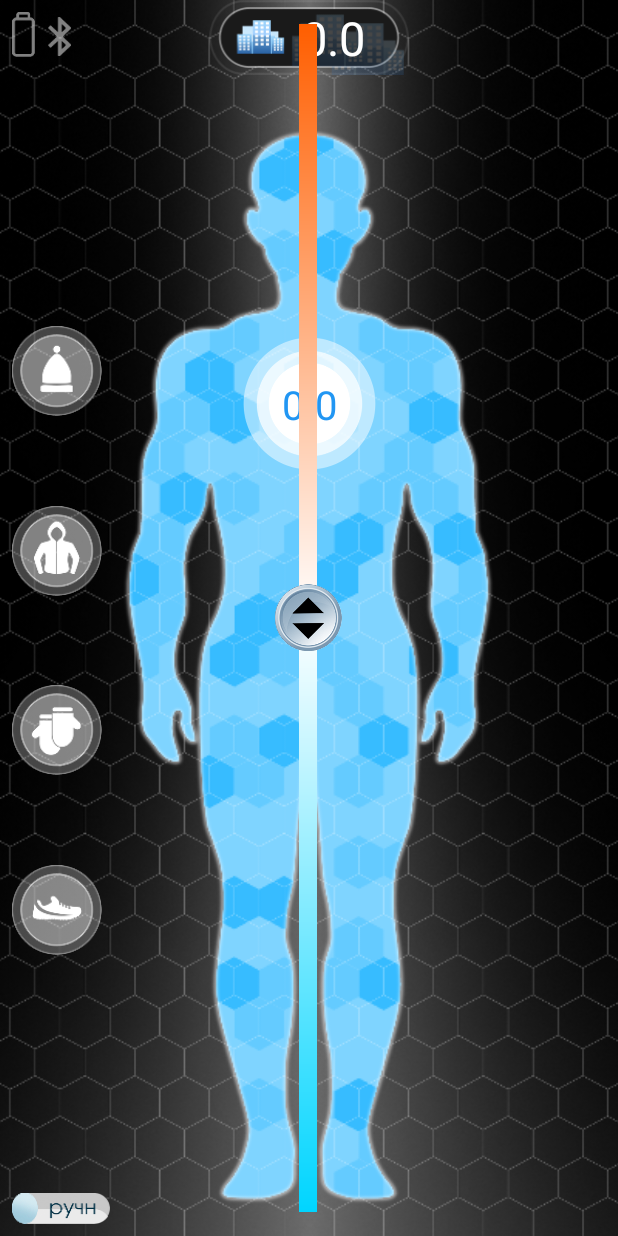
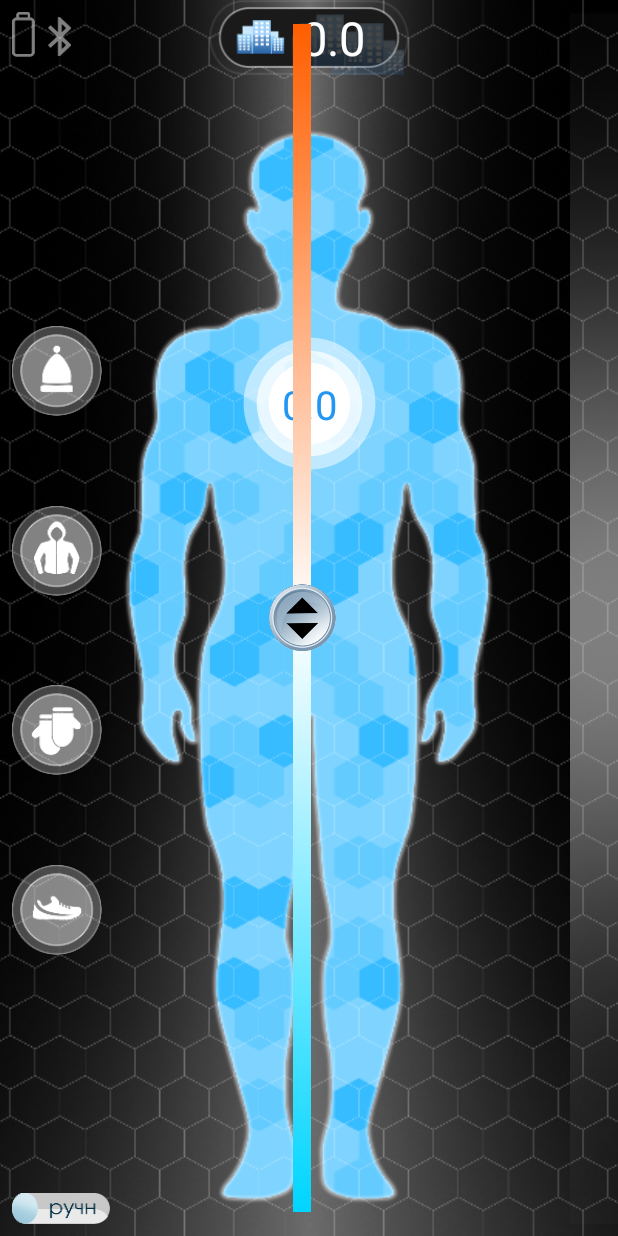
Before and after one commit to AlexeyKutepov/SmartWear, an Android app: the screen it shows after launch (MainActivity), on a phone screen of 412 x 824 dp. Run offline under Robolectric (Android 15) with nearby library versions, the phone set to English and light mode, and no system bars.

Commit message:
Добавил боковую тень

```diff
--- a/app/src/main/res/layout/activity_main.xml
+++ b/app/src/main/res/layout/activity_main.xml
@@ -19,6 +19,23 @@
         android:id="@+id/imageView"
         app:layout_constraintHorizontal_bias="0.0"
         app:layout_constraintVertical_bias="1.0" />
+
+    <ImageView
+        android:layout_width="32dp"
+        android:layout_height="0dp"
+        android:src="@drawable/white_shadow"
+        android:scaleType="centerCrop"
+        android:contentDescription="@string/app_name"
+        android:id="@+id/imageViewShadow"
+        android:layout_marginRight="0dp"
+        app:layout_constraintRight_toRightOf="parent"
+        android:layout_marginLeft="0dp"
+        app:layout_constraintLeft_toLeftOf="parent"
+        app:layout_constraintHorizontal_bias="1.0"
+        app:layout_constraintBottom_toBottomOf="parent"
+        android:layout_marginBottom="8dp"
+        app:layout_constraintTop_toTopOf="parent"
+        android:layout_marginTop="8dp" />
 
     <ImageView
         android:layout_width="140dp"
@@ -113,7 +130,9 @@
         app:layout_constraintTop_toTopOf="parent"
         app:layout_constraintRight_toRightOf="parent"
         app:layout_constraintBottom_toBottomOf="parent"
-        android:id="@+id/seekBarTemp" />
+        android:id="@+id/seekBarTemp"
+        android:layout_marginRight="8dp"
+        app:layout_constraintVertical_bias="0.0" />
 
     <ToggleButton
         android:id="@+id/buttonHat"
```
Also changed, not shown: app/src/main/res/drawable-hdpi/white_shadow.png (added), app/src/main/res/drawable-mdpi/white_shadow.png (added), app/src/main/res/drawable-xhdpi/white_shadow.png (added), app/src/main/res/drawable-xxhdpi/white_shadow.png (added), app/src/main/res/drawable-xxxhdpi/white_shadow.png (added).
